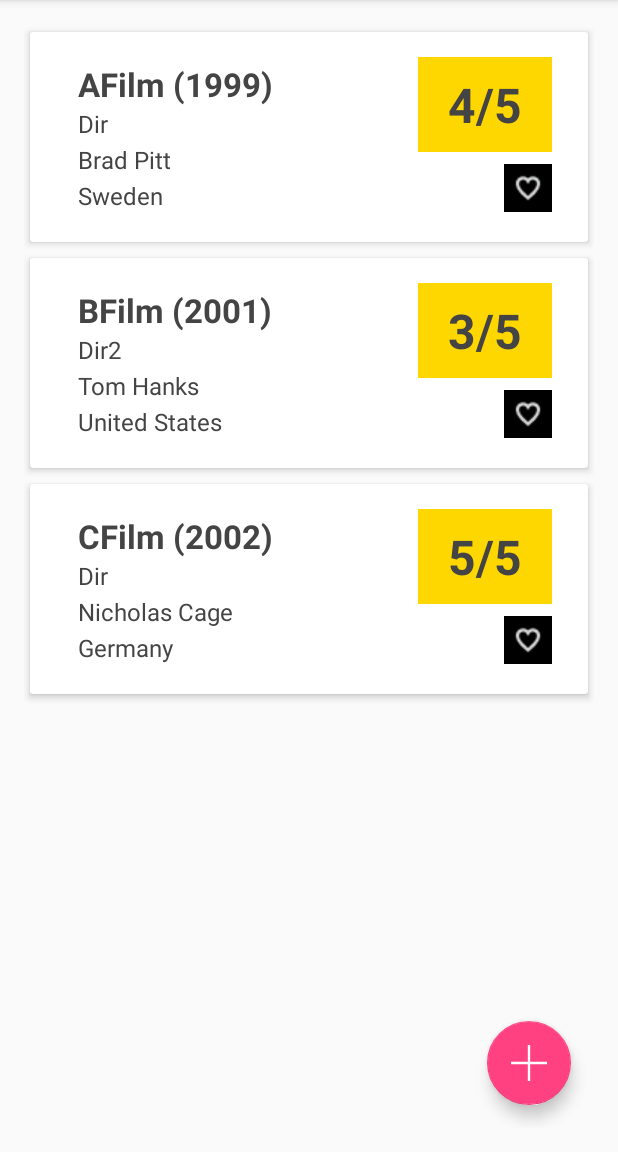
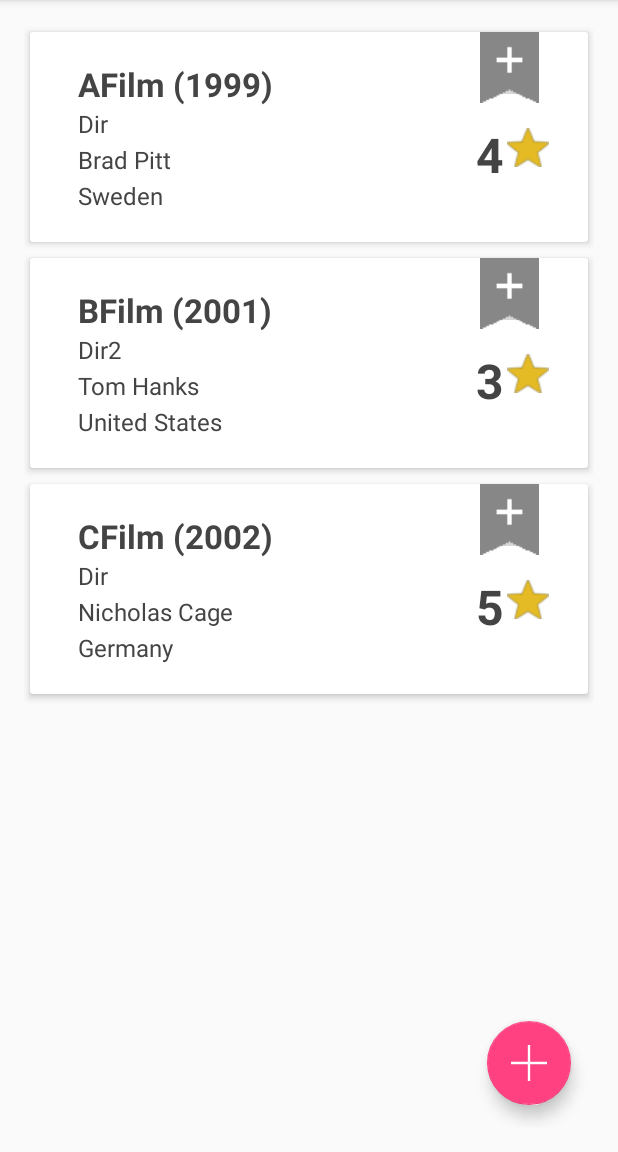
Before and after one commit to dsegoviat/android-project, an Android app: the screen it shows after launch (DrawerActivity), on a phone screen of 412 x 824 dp, the part 84-1236 px from its top. Run offline under Robolectric (Android 15) with nearby library versions, the phone set to English and light mode, and no system bars.

Commit message:
Element recycler

```diff
--- a/app/src/main/java/com/example/pr_idi/mydatabaseexample/model/RecyclerViewAdapter.java
+++ b/app/src/main/java/com/example/pr_idi/mydatabaseexample/model/RecyclerViewAdapter.java
@@ -51,7 +51,7 @@ public class RecyclerViewAdapter extends RecyclerView.Adapter<RecyclerViewAdapte
         customViewHolder.filmDirector.setText(Html.fromHtml(director));
         customViewHolder.filmProtagonista.setText(Html.fromHtml(protagonist));
         customViewHolder.filmPais.setText(Html.fromHtml(country));
-        customViewHolder.filmPuntuacio.setText(Html.fromHtml(String.valueOf(rating) + "/5"));
+        customViewHolder.filmPuntuacio.setText(Html.fromHtml(String.valueOf(rating)));
 
         if(showWatchlistBtn) {
             customViewHolder.addToWatchlist.setOnClickListener(new View.OnClickListener() {
--- a/app/src/main/res/layout/search_results_item.xml
+++ b/app/src/main/res/layout/search_results_item.xml
@@ -8,6 +8,15 @@
     cardview:cardCornerRadius="2dp"
     cardview:cardElevation="3dp"
     cardview:cardUseCompatPadding="true">
+
+    <ImageButton
+        android:layout_width="wrap_content"
+        android:layout_height="wrap_content"
+        android:src="@drawable/watchlist_add"
+        android:padding="0dp"
+        android:layout_marginLeft="300dp"
+        android:layout_alignParentEnd="true"
+        android:id="@+id/add_watchlist" />
 
     <RelativeLayout
         android:layout_width="match_parent"
@@ -66,11 +75,26 @@
         android:textSize="16dp"
         android:text="País" />
 
+        <RelativeLayout
+            android:layout_width="wrap_content"
+            android:layout_height="wrap_content"
+            android:id="@+id/star_rating"
+            android:layout_alignTop="@+id/director"
+            android:layout_alignParentStart="true">
+
+            <ImageView
+                android:layout_width="wrap_content"
+                android:layout_height="wrap_content"
+                android:src="@drawable/star"
+                android:id="@+id/imageView2"
+                android:layout_marginRight="14dp"
+                android:layout_marginTop="22dp"
+                android:layout_alignParentEnd="true"/>
             <TextView
                 android:id="@+id/puntuacio"
                 android:layout_width="wrap_content"
                 android:layout_height="wrap_content"
-            android:layout_marginRight="12dp"
+                android:layout_marginRight="24dp"
                 android:layout_marginTop="8dp"
                 android:maxLines="1"
                 android:paddingTop="10dp"
@@ -81,21 +105,8 @@
                 android:textColor="#444"
                 android:textSize="32dp"
                 android:textStyle="bold"
-            android:text="4/5"
-            android:background="#FFD700"
-            android:layout_alignBottom="@+id/director"
                 android:layout_alignParentEnd="true" />
-
-        <ImageButton
-            android:layout_width="wrap_content"
-            android:layout_height="wrap_content"
-            android:src="@drawable/favorite"
-            android:layout_below="@+id/puntuacio"
-            android:layout_alignEnd="@+id/puntuacio"
-            android:padding="0dp"
-            android:layout_marginTop="8dp"
-            android:layout_marginBottom="8dp"
-            android:id="@+id/add_watchlist" />
+        </RelativeLayout>
 
     </RelativeLayout>
 
```
Also changed, not shown: app/src/main/res/drawable/r5star.png (added), app/src/main/res/drawable/star.png (added), app/src/main/res/drawable/watchlist_add.png (added), app/src/main/res/drawable/watchlist_remove.png (added). Lines whose indentation alone changed are shown as unchanged.
